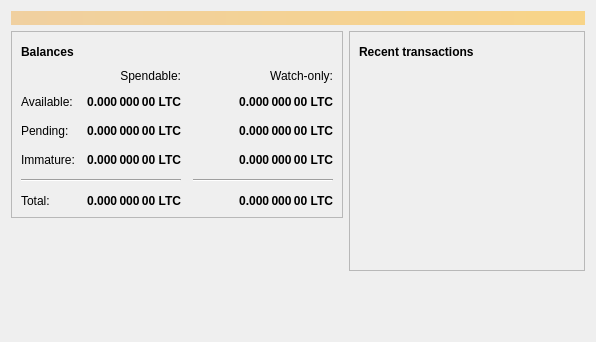
Qt form src/qt/forms/overviewpage.ui (vanadium-coin/Development) before a commit.
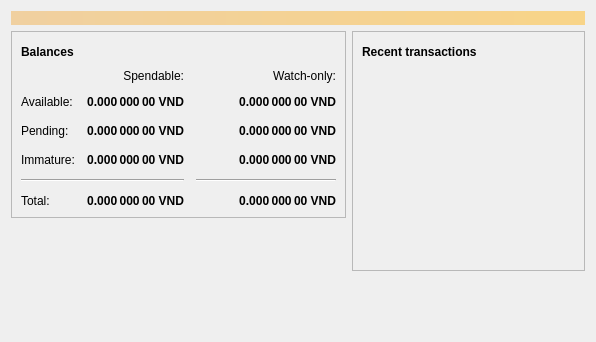
The same form after that commit. Icons and pictures are not drawn.

```diff
--- a/src/qt/forms/overviewpage.ui
+++ b/src/qt/forms/overviewpage.ui
@@ -129,7 +129,7 @@
                <string>Unconfirmed transactions to watch-only addresses</string>
               </property>
               <property name="text">
-               <string notr="true">0.000 000 00 LTC</string>
+               <string notr="true">0.000 000 00 VND</string>
               </property>
               <property name="alignment">
                <set>Qt::AlignRight|Qt::AlignTrailing|Qt::AlignVCenter</set>
@@ -154,7 +154,7 @@
                <string>Total of transactions that have yet to be confirmed, and do not yet count toward the spendable balance</string>
               </property>
               <property name="text">
-               <string notr="true">0.000 000 00 LTC</string>
+               <string notr="true">0.000 000 00 VND</string>
               </property>
               <property name="alignment">
                <set>Qt::AlignRight|Qt::AlignTrailing|Qt::AlignVCenter</set>
@@ -179,7 +179,7 @@
                <string>Mined balance in watch-only addresses that has not yet matured</string>
               </property>
               <property name="text">
-               <string notr="true">0.000 000 00 LTC</string>
+               <string notr="true">0.000 000 00 VND</string>
               </property>
               <property name="alignment">
                <set>Qt::AlignRight|Qt::AlignTrailing|Qt::AlignVCenter</set>
@@ -237,7 +237,7 @@
                <string>Mined balance that has not yet matured</string>
               </property>
               <property name="text">
-               <string notr="true">0.000 000 00 LTC</string>
+               <string notr="true">0.000 000 00 VND</string>
               </property>
               <property name="alignment">
                <set>Qt::AlignRight|Qt::AlignTrailing|Qt::AlignVCenter</set>
@@ -282,7 +282,7 @@
                <string>Your current total balance</string>
               </property>
               <property name="text">
-               <string notr="true">0.000 000 00 LTC</string>
+               <string notr="true">0.000 000 00 VND</string>
               </property>
               <property name="alignment">
                <set>Qt::AlignRight|Qt::AlignTrailing|Qt::AlignVCenter</set>
@@ -307,7 +307,7 @@
                <string>Current total balance in watch-only addresses</string>
               </property>
               <property name="text">
-               <string notr="true">0.000 000 00 LTC</string>
+               <string notr="true">0.000 000 00 VND</string>
               </property>
               <property name="alignment">
                <set>Qt::AlignRight|Qt::AlignTrailing|Qt::AlignVCenter</set>
@@ -349,7 +349,7 @@
                <string>Your current spendable balance</string>
               </property>
               <property name="text">
-               <string notr="true">0.000 000 00 LTC</string>
+               <string notr="true">0.000 000 00 VND</string>
               </property>
               <property name="alignment">
                <set>Qt::AlignRight|Qt::AlignTrailing|Qt::AlignVCenter</set>
@@ -374,7 +374,7 @@
                <string>Your current balance in watch-only addresses</string>
               </property>
               <property name="text">
-               <string notr="true">0.000 000 00 LTC</string>
+               <string notr="true">0.000 000 00 VND</string>
               </property>
               <property name="alignment">
                <set>Qt::AlignRight|Qt::AlignTrailing|Qt::AlignVCenter</set>
```
Left out of the diff: 4 changed lines with no effect on the pictures.
